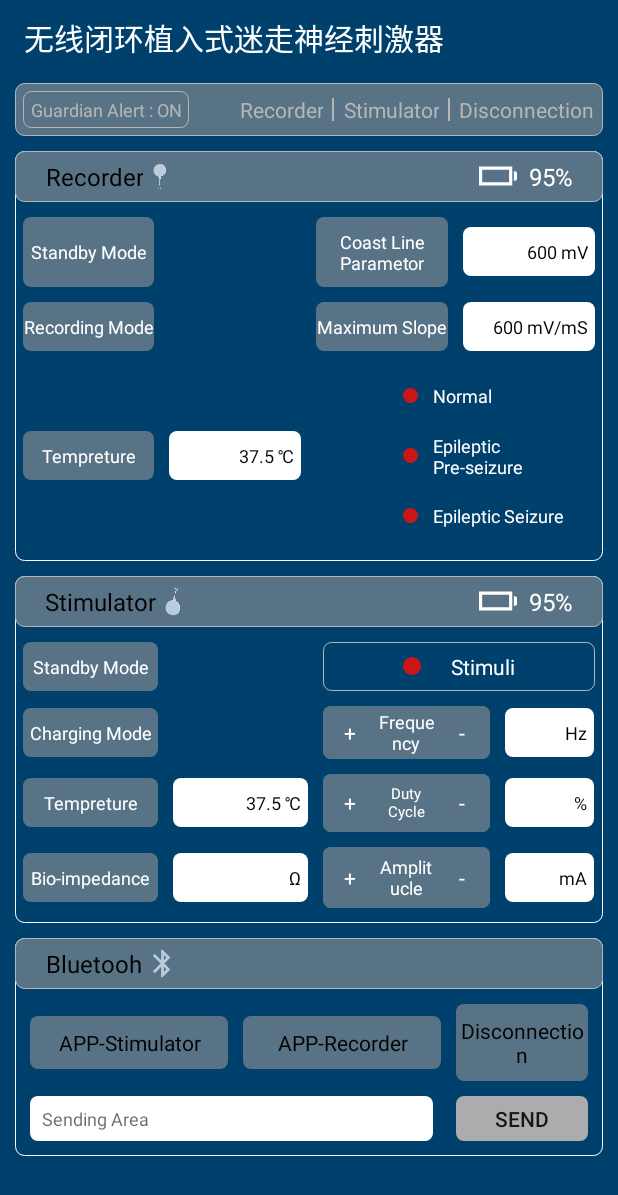
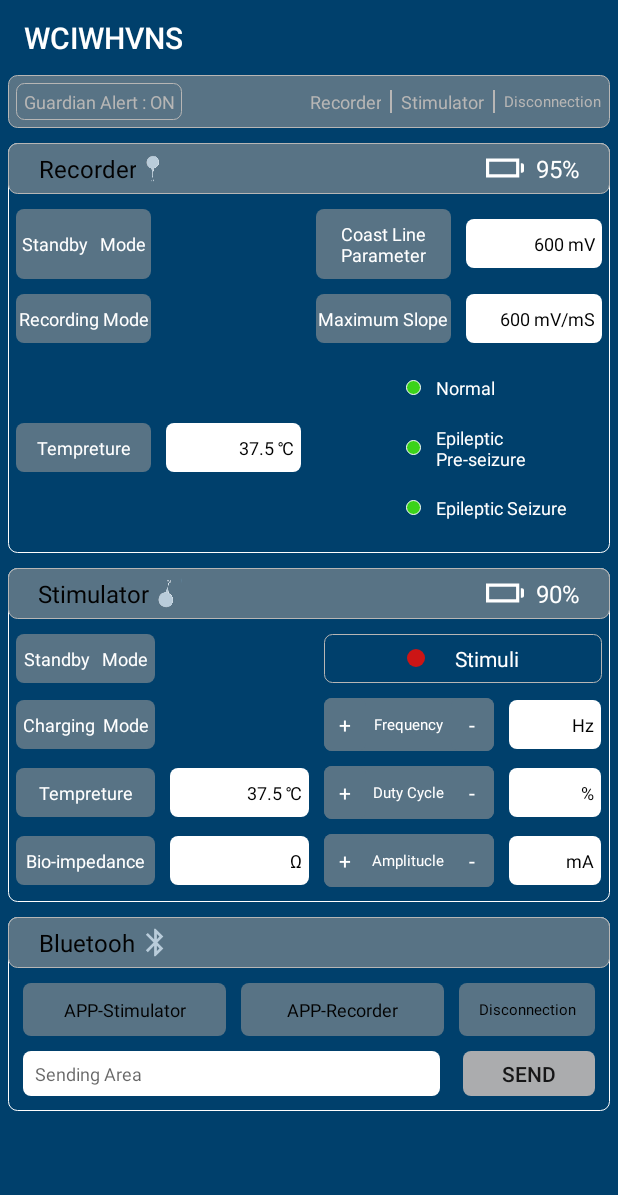
Before and after one commit to yangs2012/mybluetooh, an Android app: the screen it shows after launch (MainActivity), on a phone screen of 412 x 824 dp. Shown: the top 1195 px of the screen. Run offline under Robolectric (Android 15) with nearby library versions, the phone set to English and light mode, and no system bars; our stand-ins replace ButterKnife; libraries missing offline, so code that uses them is left out: com.amap.api; 10 statements that could not run were skipped.

Commit message:
change to English

```diff
--- a/app/src/main/java/com/yangs/mybluetooh/MainActivity.java
+++ b/app/src/main/java/com/yangs/mybluetooh/MainActivity.java
@@ -228,7 +228,7 @@ public class MainActivity extends AppCompatActivity implements View.OnClickListe
         context = MainActivity.this;
         setHandler();
         ButterKnife.bind(this);
-        toolbar.setTitle("无线闭环植入式迷走神经刺激器");
+        toolbar.setTitle("WCIWHVNS");
         if (!getPackageManager().hasSystemFeature(PackageManager.FEATURE_BLUETOOTH_LE)) {
             showToast("设备不支持蓝牙BLE,功能将无法使用!", 1);
         }
--- a/app/src/main/res/layout/activity_main.xml
+++ b/app/src/main/res/layout/activity_main.xml
@@ -26,9 +26,8 @@
                 android:layout_width="match_parent"
                 android:layout_height="wrap_content"
                 android:layout_marginBottom="10dp"
-                android:layout_marginLeft="10dp"
-                android:layout_marginRight="10dp"
-                android:layout_marginTop="5dp"
+                android:layout_marginLeft="5dp"
+                android:layout_marginRight="5dp"
                 android:background="@drawable/lay_1"
                 android:orientation="horizontal">
 
@@ -52,11 +51,12 @@
                     android:id="@+id/status_jilu"
                     android:layout_width="wrap_content"
                     android:layout_height="wrap_content"
+                    android:layout_gravity="center"
                     android:layout_margin="6dp"
                     android:gravity="center"
                     android:text="Recorder"
                     android:textColor="@color/gray"
-                    android:textSize="14sp" />
+                    android:textSize="12sp" />
 
                 <View
                     android:layout_width="1dp"
@@ -69,11 +69,12 @@
                     android:id="@+id/status_ciji"
                     android:layout_width="wrap_content"
                     android:layout_height="wrap_content"
+                    android:layout_gravity="center"
                     android:layout_margin="6dp"
                     android:gravity="center"
                     android:text="Stimulator"
                     android:textColor="@color/gray"
-                    android:textSize="14sp" />
+                    android:textSize="12sp" />
 
                 <View
                     android:layout_width="1dp"
@@ -86,19 +87,20 @@
                     android:id="@+id/status_off"
                     android:layout_width="wrap_content"
                     android:layout_height="wrap_content"
+                    android:layout_gravity="center"
                     android:layout_margin="6dp"
                     android:gravity="center"
                     android:text="Disconnection"
                     android:textColor="@color/gray"
-                    android:textSize="14sp" />
+                    android:textSize="10sp" />
             </LinearLayout>
 
             <LinearLayout
                 android:layout_width="match_parent"
                 android:layout_height="wrap_content"
                 android:layout_marginBottom="10dp"
-                android:layout_marginLeft="10dp"
-                android:layout_marginRight="10dp"
+                android:layout_marginLeft="5dp"
+                android:layout_marginRight="5dp"
                 android:background="@drawable/lay_2"
                 android:orientation="vertical">
 
@@ -168,7 +170,7 @@
                         android:layout_weight="1"
                         android:background="@drawable/lay_9"
                         android:gravity="center"
-                        android:text="Standby Mode"
+                        android:text="Standby   Mode"
                         android:textColor="@color/white"
                         android:textSize="12sp" />
 
@@ -187,7 +189,7 @@
                         android:layout_weight="1"
                         android:background="@drawable/lay_9"
                         android:gravity="center"
-                        android:text="Coast Line Parametor"
+                        android:text="Coast Line Parameter"
                         android:textColor="@color/white"
                         android:textSize="12sp" />
 
@@ -319,7 +321,7 @@
                                 android:layout_width="10dp"
                                 android:layout_height="10dp"
                                 android:layout_gravity="center"
-                                android:background="@drawable/lay_6" />
+                                android:background="@drawable/lay_5" />
 
                             <TextView
                                 android:layout_width="0dp"
@@ -349,7 +351,7 @@
                                 android:layout_width="10dp"
                                 android:layout_height="10dp"
                                 android:layout_gravity="center"
-                                android:background="@drawable/lay_6" />
+                                android:background="@drawable/lay_5" />
 
                             <TextView
                                 android:layout_width="0dp"
@@ -379,7 +381,7 @@
                                 android:layout_width="10dp"
                                 android:layout_height="10dp"
                                 android:layout_gravity="center"
-                                android:background="@drawable/lay_6" />
+                                android:background="@drawable/lay_5" />
 
                             <TextView
                                 android:layout_width="0dp"
@@ -401,8 +403,8 @@
                 android:layout_width="match_parent"
                 android:layout_height="wrap_content"
                 android:layout_marginBottom="10dp"
-                android:layout_marginLeft="10dp"
-                android:layout_marginRight="10dp"
+                android:layout_marginLeft="5dp"
+                android:layout_marginRight="5dp"
                 android:background="@drawable/lay_2"
                 android:orientation="vertical">
 
@@ -450,7 +452,7 @@
                         android:layout_marginRight="20dp"
                         android:layout_marginTop="6dp"
                         android:gravity="center"
-                        android:text="95%"
+                        android:text="90%"
                         android:textColor="@color/white"
                         android:textSize="16sp" />
                 </LinearLayout>
@@ -472,7 +474,7 @@
                         android:layout_weight="1"
                         android:background="@drawable/lay_9"
                         android:gravity="center"
-                        android:text="Standby Mode"
+                        android:text="Standby   Mode"
                         android:textColor="@color/white"
                         android:textSize="12sp" />
 
@@ -534,7 +536,7 @@
                         android:layout_weight="1"
                         android:background="@drawable/lay_9"
                         android:gravity="center"
-                        android:text="Charging Mode"
+                        android:text="Charging  Mode"
                         android:textColor="@color/white"
                         android:textSize="12sp" />
 
@@ -575,11 +577,11 @@
                                 android:layout_width="0dp"
                                 android:layout_height="wrap_content"
                                 android:layout_gravity="center"
-                                android:layout_weight="1"
+                                android:layout_weight="2"
                                 android:gravity="center"
                                 android:text="Frequency"
                                 android:textColor="@color/white"
-                                android:textSize="12sp" />
+                                android:textSize="10sp" />
 
                             <TextView
                                 android:id="@+id/fre_down"
@@ -673,7 +675,7 @@
                                 android:layout_width="0dp"
                                 android:layout_height="match_parent"
                                 android:layout_gravity="center"
-                                android:layout_weight="1"
+                                android:layout_weight="2"
                                 android:gravity="center"
                                 android:text="Duty Cycle"
                                 android:textColor="@color/white"
@@ -772,11 +774,11 @@
                                 android:layout_width="0dp"
                                 android:layout_height="match_parent"
                                 android:layout_gravity="center"
-                                android:layout_weight="1"
+                                android:layout_weight="2"
                                 android:gravity="center"
                                 android:text="Amplitucle"
                                 android:textColor="@color/white"
-                                android:textSize="12sp" />
+                                android:textSize="10sp" />
 
                             <TextView
                                 android:id="@+id/fd_down"
@@ -811,8 +813,8 @@
                 android:layout_width="match_parent"
                 android:layout_height="wrap_content"
                 android:layout_marginBottom="10dp"
-                android:layout_marginLeft="10dp"
-                android:layout_marginRight="10dp"
+                android:layout_marginLeft="5dp"
+                android:layout_marginRight="5dp"
                 android:background="@drawable/lay_2"
                 android:orientation="vertical">
 
@@ -850,7 +852,7 @@
                     <TextView
                         android:id="@+id/kz_cj"
                         android:layout_width="0dp"
-                        android:layout_height="wrap_content"
+                        android:layout_height="35dp"
                         android:layout_gravity="center"
                         android:layout_marginRight="10dp"
                         android:layout_weight="1.5"
@@ -858,12 +860,12 @@
                         android:gravity="center"
                         android:text="APP-Stimulator"
                         android:textColor="@color/black"
-                        android:textSize="14sp" />
+                        android:textSize="12sp" />
 
                     <TextView
                         android:id="@+id/kz_jl"
                         android:layout_width="0dp"
-                        android:layout_height="wrap_content"
+                        android:layout_height="35dp"
                         android:layout_gravity="center"
                         android:layout_marginRight="10dp"
                         android:layout_weight="1.5"
@@ -871,19 +873,19 @@
                         android:gravity="center"
                         android:text="APP-Recorder"
                         android:textColor="@color/black"
-                        android:textSize="14sp" />
+                        android:textSize="12sp" />
 
                     <TextView
                         android:id="@+id/tv_turnoff"
                         android:layout_width="0dp"
-                        android:layout_height="wrap_content"
+                        android:layout_height="35dp"
                         android:layout_gravity="center"
                         android:layout_weight="1"
                         android:background="@drawable/lay_9"
                         android:gravity="center"
                         android:text="Disconnection"
                         android:textColor="@color/black"
-                        android:textSize="14sp" />
+                        android:textSize="10sp" />
                 </LinearLayout>
 
                 <LinearLayout
```
